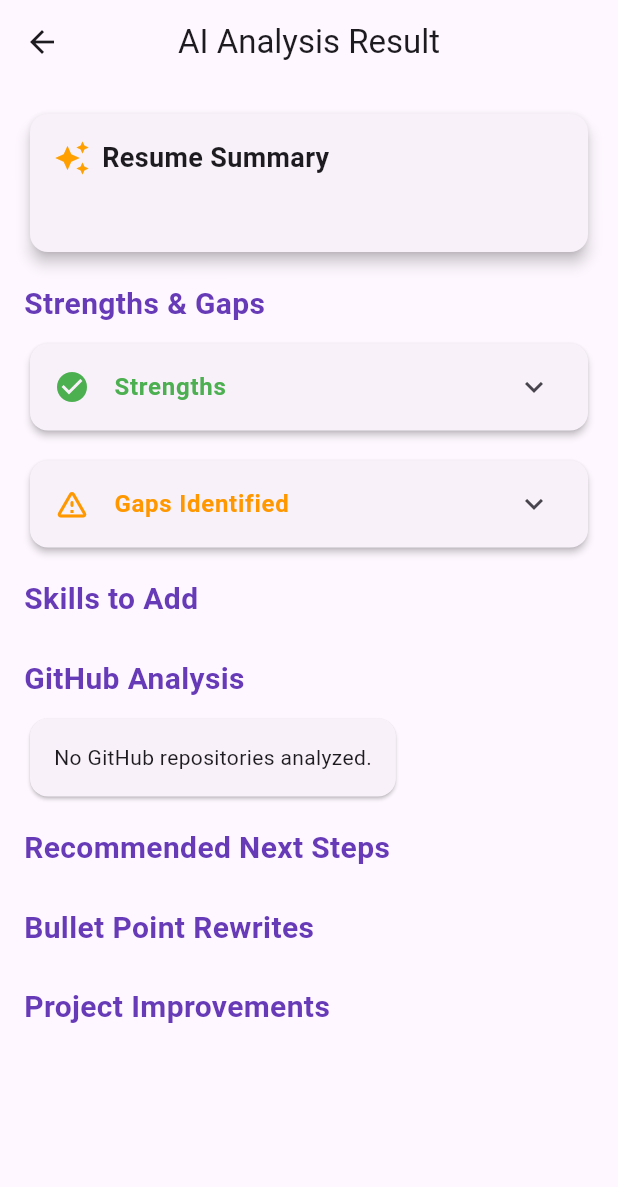
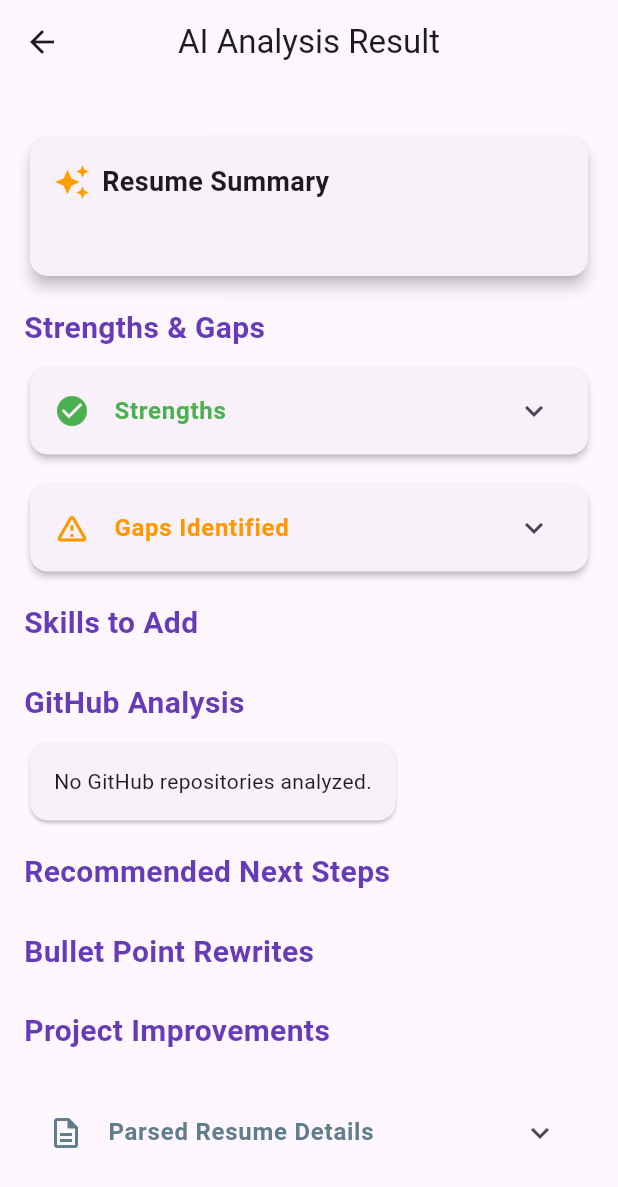
Before and after one commit to Biruktadele/Hustlers, a Flutter app: the AnalysisResultPage screen opened directly with empty values, on a phone screen of 412 x 824 dp. Shown: the top 1187 px of the screen. Run offline on Flutter 3.47's test engine with Material 3 defaults, Android fonts, the phone set to English and light mode, and no system bars; our stand-ins replace curved_navigation_bar, file_picker, fl_chart, flutter_riverpod, google_fonts, percent_indicator and 3 more; accounts and stored records are empty.

Commit message:
fete: implmentation of pages analysis_result_page.dart

```diff
--- a/hustlers_mobile/lib/features/analysis/presentation/pages/analysis_result_page.dart
+++ b/hustlers_mobile/lib/features/analysis/presentation/pages/analysis_result_page.dart
@@ -1,6 +1,7 @@
 import 'package:flutter/material.dart';
 import '../../data/models/analysis_response_model.dart';
 import '../../data/models/analysis_data_model.dart';
+import '../../data/models/resume_info_model.dart';
 import '../../data/models/suggestions_model.dart';
 import '../../data/models/github_info_model.dart';
 import '../../data/models/repo_model.dart';
@@ -14,6 +15,7 @@ class AnalysisResultPage extends StatelessWidget {
   Widget build(BuildContext context) {
     final data = analysisResponse.data;
     final suggestions = data.suggestions;
+    final resume = data.resume;
 
     return Scaffold(
       appBar: AppBar(
@@ -25,6 +27,8 @@ class AnalysisResultPage extends StatelessWidget {
         child: Column(
           crossAxisAlignment: CrossAxisAlignment.start,
           children: [
+            if (resume.name.isNotEmpty) _buildResumeHeader(resume),
+            const SizedBox(height: 16),
             _buildSummarySection(suggestions),
             const SizedBox(height: 16),
              _buildSectionTitle('Strengths & Gaps'),
@@ -54,6 +58,8 @@ class AnalysisResultPage extends StatelessWidget {
             _buildSectionTitle('Project Improvements'),
             const SizedBox(height: 8),
             _buildProjectImprovements(suggestions),
+            const SizedBox(height: 16),
+            _buildResumeDetails(resume),
           ],
         ),
       ),
@@ -67,6 +73,61 @@ class AnalysisResultPage extends StatelessWidget {
         fontSize: 20,
         fontWeight: FontWeight.bold,
         color: Colors.deepPurple,
+      ),
+    );
+  }
+
+  Widget _buildResumeHeader(ResumeInfoModel resume) {
+    return Container(
+      padding: const EdgeInsets.all(16),
+      decoration: BoxDecoration(
+        gradient: LinearGradient(
+          colors: [Colors.deepPurple, Colors.deepPurple.shade700],
+          begin: Alignment.topLeft,
+          end: Alignment.bottomRight,
+        ),
+        borderRadius: BorderRadius.circular(12),
+        boxShadow: [
+          BoxShadow(
+            color: Colors.deepPurple.withOpacity(0.3),
+            blurRadius: 8,
+            offset: const Offset(0, 4),
+          ),
+        ],
+      ),
+      child: Column(
+        crossAxisAlignment: CrossAxisAlignment.start,
+        children: [
+          Row(
+            children: [
+              const CircleAvatar(
+                backgroundColor: Colors.white,
+                child: Icon(Icons.person, color: Colors.deepPurple),
+              ),
+              const SizedBox(width: 12),
+              Expanded(
+                child: Column(
+                  crossAxisAlignment: CrossAxisAlignment.start,
+                  children: [
+                    Text(
+                      resume.name,
+                      style: const TextStyle(
+                        color: Colors.white,
+                        fontSize: 20,
+                        fontWeight: FontWeight.bold,
+                      ),
+                    ),
+                    if (resume.email.isNotEmpty)
+                      Text(
+                        resume.email,
+                        style: const TextStyle(color: Colors.white70, fontSize: 13),
+                      ),
+                  ],
+                ),
+              ),
+            ],
+          ),
+        ],
       ),
     );
   }
@@ -320,4 +381,42 @@ class AnalysisResultPage extends StatelessWidget {
       }).toList(),
     );
   }
+
+  Widget _buildResumeDetails(ResumeInfoModel resume) {
+    return ExpansionTile(
+      title: const Text('Parsed Resume Details', style: TextStyle(fontWeight: FontWeight.bold, color: Colors.blueGrey)),
+      leading: const Icon(Icons.description_outlined, color: Colors.blueGrey),
+      children: [
+        _buildDetailsList('Skills', resume.skills),
+        _buildDetailsList('Experience', resume.experience),
+        _buildDetailsList('Education', resume.education),
+        _buildDetailsList('Projects', resume.projects),
+      ],
+    );
+  }
+
+  Widget _buildDetailsList(String title, List<String> items) {
+    if (items.isEmpty) return const SizedBox.shrink();
+    return Padding(
+      padding: const EdgeInsets.symmetric(horizontal: 16, vertical: 8),
+      child: Column(
+        crossAxisAlignment: CrossAxisAlignment.start,
+        children: [
+          Text(title, style: const TextStyle(fontWeight: FontWeight.bold, fontSize: 14)),
+          const SizedBox(height: 4),
+          ...items.map((item) => Padding(
+            padding: const EdgeInsets.only(left: 8, bottom: 4),
+            child: Row(
+              crossAxisAlignment: CrossAxisAlignment.start,
+              children: [
+                const Text('• ', style: TextStyle(fontWeight: FontWeight.bold)),
+                Expanded(child: Text(item, style: const TextStyle(fontSize: 13))),
+              ],
+            ),
+          )),
+          const Divider(),
+        ],
+      ),
+    );
+  }
 }
```
